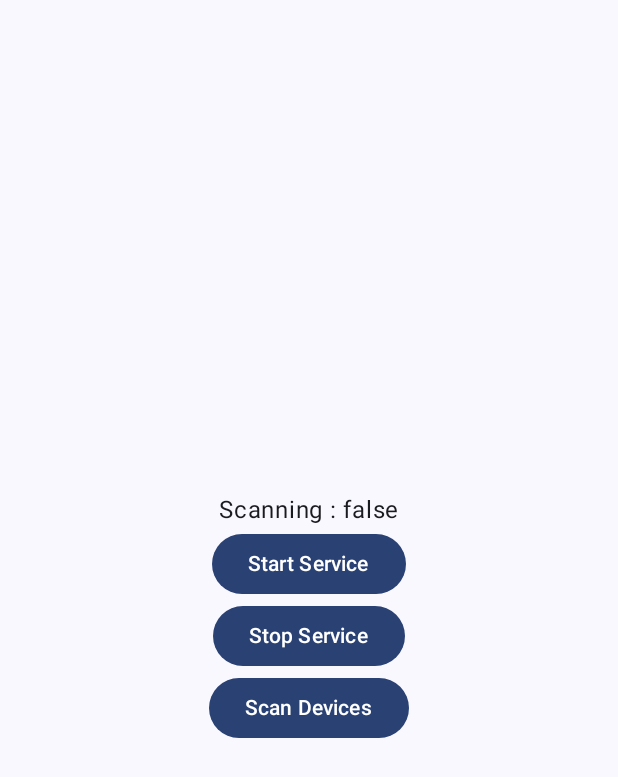
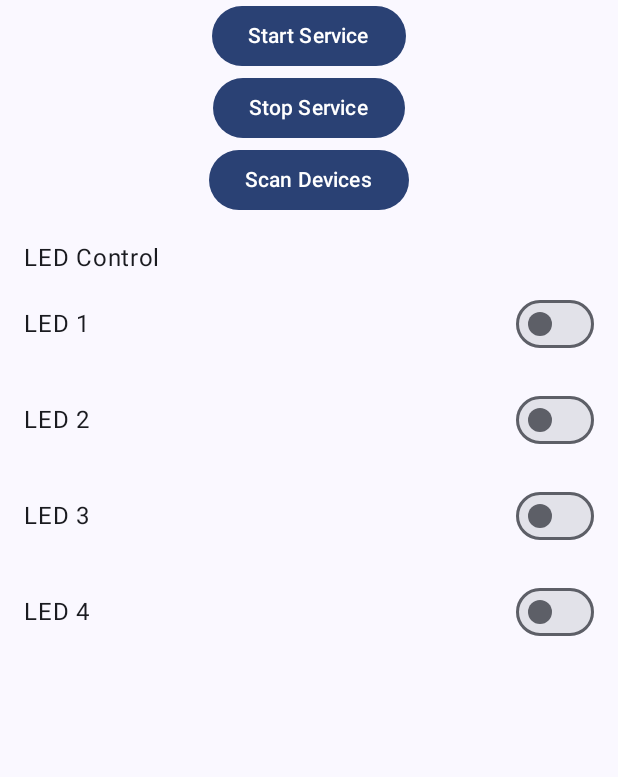
Before and after one commit to jainhardik120/Automation, an Android app built with Jetpack Compose: the screen it shows after launch (MainActivity), after a tap on "Stop Service", on a phone screen of 412 x 824 dp. Shown: the top 777 px of the screen. Run offline under Robolectric (Android 15) with nearby library versions, the light colour scheme and no system bars; our stand-ins replace Dagger/Hilt's generated code.

Commit message:
Updated Service Code with Dependency Injection

```diff
--- a/app/src/main/AndroidManifest.xml
+++ b/app/src/main/AndroidManifest.xml
@@ -29,7 +29,7 @@
         android:theme="@style/Theme.Automation"
         tools:targetApi="31">
         <activity
-            android:name=".MainActivity"
+            android:name=".ui.MainActivity"
             android:exported="true"
             android:theme="@style/Theme.Automation">
             <intent-filter>
@@ -38,7 +38,7 @@
                 <category android:name="android.intent.category.LAUNCHER" />
             </intent-filter>
         </activity>
-        <service android:name=".BleForegroundService"
+        <service android:name=".data.BleForegroundService"
             android:foregroundServiceType="connectedDevice"
             android:exported="false">
 
--- a/app/src/main/java/com/jainhardik120/automation/AutomationApp.kt
+++ b/app/src/main/java/com/jainhardik120/automation/AutomationApp.kt
@@ -5,6 +5,7 @@ import android.app.NotificationChannel
 import android.app.NotificationManager
 import android.content.Context
 import android.os.Build
+import com.jainhardik120.automation.data.BleForegroundService
 import dagger.hilt.android.HiltAndroidApp
 
 
--- /dev/null
+++ b/app/src/main/java/com/jainhardik120/automation/data/ServiceConnector.kt
@@ -0,0 +1,57 @@
+package com.jainhardik120.automation.data
+
+import android.content.ComponentName
+import android.content.Context
+import android.content.Intent
+import android.content.ServiceConnection
+import android.os.IBinder
+import android.util.Log
+import androidx.activity.ComponentActivity.BIND_AUTO_CREATE
+import kotlinx.coroutines.CoroutineScope
+import kotlinx.coroutines.Dispatchers
+import kotlinx.coroutines.flow.MutableStateFlow
+import kotlinx.coroutines.flow.StateFlow
+import kotlinx.coroutines.launch
+
+class ServiceConnector(
+    private val context: Context
+) {
+    private var service: BleForegroundService? = null
+
+    private val _internalServiceState = MutableStateFlow(ServiceState())
+    val serviceState: StateFlow<ServiceState> = _internalServiceState
+
+    fun sendEvent(event: ServiceEvent) = service?.onEvent(event)
+
+    private val connection = object : ServiceConnection {
+        override fun onServiceConnected(p0: ComponentName?, binder: IBinder?) {
+            service = (binder as BleForegroundService.BLEBinder).getService()
+            collectServiceState(binder.state)
+        }
+
+        override fun onServiceDisconnected(p0: ComponentName?) {
+            _internalServiceState.value = ServiceState()
+            service = null
+        }
+    }
+
+    private fun collectServiceState(serviceStateFlow: StateFlow<ServiceState>) {
+        CoroutineScope(Dispatchers.IO).launch {
+            serviceStateFlow.collect { newServiceState ->
+                _internalServiceState.value = newServiceState
+            }
+        }
+    }
+
+    fun startServiceAndBind() {
+        val intent = Intent(context, BleForegroundService::class.java)
+        context.startService(intent)
+        context.bindService(intent, connection, BIND_AUTO_CREATE)
+    }
+
+    fun stopServiceAndUnbind() {
+        context.unbindService(connection)
+        context.stopService(Intent(context, BleForegroundService::class.java))
+    }
+
+}
--- /dev/null
+++ b/app/src/main/java/com/jainhardik120/automation/di/ServiceModule.kt
@@ -0,0 +1,23 @@
+package com.jainhardik120.automation.di
+
+import android.content.Context
+import com.jainhardik120.automation.data.ServiceConnector
+import dagger.Module
+import dagger.Provides
+import dagger.hilt.InstallIn
+import dagger.hilt.android.qualifiers.ApplicationContext
+import dagger.hilt.components.SingletonComponent
+import javax.inject.Singleton
+
+@Module
+@InstallIn(SingletonComponent::class)
+object ServiceModule {
+
+    @Provides
+    @Singleton
+    fun provideServiceConnector(
+        @ApplicationContext context: Context
+    ): ServiceConnector {
+        return ServiceConnector(context)
+    }
+}
--- /dev/null
+++ b/app/src/main/java/com/jainhardik120/automation/ui/LedControlScreen.kt
@@ -0,0 +1,43 @@
+package com.jainhardik120.automation.ui
+
+import androidx.compose.foundation.layout.Column
+import androidx.compose.foundation.layout.Row
+import androidx.compose.foundation.layout.fillMaxSize
+import androidx.compose.foundation.layout.fillMaxWidth
+import androidx.compose.foundation.layout.padding
+import androidx.compose.foundation.lazy.LazyColumn
+import androidx.compose.material3.Switch
+import androidx.compose.material3.Text
+import androidx.compose.runtime.Composable
+import androidx.compose.ui.Alignment
+import androidx.compose.ui.Modifier
+import androidx.compose.ui.unit.dp
+
+@Composable
+fun LedControlScreen(viewModel: LedControlViewModel) {
+    val state = viewModel.state
+    Column(modifier = Modifier.fillMaxSize().padding(16.dp)) {
+        Text(text = "LED Control")
+        LazyColumn {
+            items(state.ledStates.size) { index ->
+                Row(
+                    modifier = Modifier
+                        .fillMaxWidth()
+                        .padding(vertical = 8.dp),
+                    verticalAlignment = Alignment.CenterVertically
+                ) {
+                    Text(
+                        text = "LED ${index + 1}",
+                        modifier = Modifier.weight(1f)
+                    )
+
+                    Switch(
+                        checked = state.ledStates[index],
+                        onCheckedChange = { viewModel.toggleLedState(index) },
+                        modifier = Modifier.padding(start = 16.dp)
+                    )
+                }
+            }
+        }
+    }
+}
--- /dev/null
+++ b/app/src/main/java/com/jainhardik120/automation/ui/LedControlState.kt
@@ -0,0 +1,6 @@
+package com.jainhardik120.automation.ui
+
+data class LedControlState(
+    val numLed: Int = 4,
+    val ledStates: List<Boolean> = listOf()
+)
--- /dev/null
+++ b/app/src/main/java/com/jainhardik120/automation/ui/LedControlViewModel.kt
@@ -0,0 +1,89 @@
+package com.jainhardik120.automation.ui
+
+import android.util.Log
+import androidx.compose.runtime.getValue
+import androidx.compose.runtime.mutableStateOf
+import androidx.compose.runtime.setValue
+import androidx.lifecycle.ViewModel
+import androidx.lifecycle.viewModelScope
+import com.jainhardik120.automation.data.ServiceConnector
+import com.jainhardik120.automation.data.ServiceEvent
+import com.jainhardik120.automation.data.ServiceState
+import dagger.hilt.android.lifecycle.HiltViewModel
+import kotlinx.coroutines.channels.Channel
+import kotlinx.coroutines.flow.MutableStateFlow
+import kotlinx.coroutines.flow.StateFlow
+import kotlinx.coroutines.flow.receiveAsFlow
+import kotlinx.coroutines.launch
+import javax.inject.Inject
+
+@HiltViewModel
+class LedControlViewModel @Inject constructor(
+    private val serviceConnector: ServiceConnector
+) : ViewModel() {
+
+    var state by mutableStateOf(LedControlState())
+
+    var serviceState by mutableStateOf(ServiceState())
+        private set
+
+
+    init {
+        resetLedStates()
+    }
+
+    private fun resetLedStates() {
+        val newLedStates = mutableListOf<Boolean>()
+        for (i in 1..state.numLed) {
+            newLedStates.add(false)
+        }
+        state = state.copy(
+            ledStates = newLedStates
+        )
+    }
+
+    private val TAG = "LedControlViewModel"
+
+
+    fun startService() {
+        serviceConnector.startServiceAndBind()
+        serviceConnector.serviceState?.let { stateFlow ->
+            viewModelScope.launch {
+                stateFlow.collect { newServiceState ->
+                    Log.d(TAG, "new value in viewmodel")
+                    serviceState = newServiceState
+                }
+            }
+        }
+    }
+
+    fun stopService() {
+        serviceConnector.stopServiceAndUnbind()
+    }
+
+    fun scanDevices() {
+        serviceConnector.sendEvent(ServiceEvent.ScanLeDevice)
+    }
+
+    fun connectToDevice(address :String){
+        serviceConnector.sendEvent(ServiceEvent.ConnectToDevice(address))
+    }
+
+    private fun sendData() {
+        serviceConnector.sendEvent(ServiceEvent.UpdateLedStates(state.ledStates))
+    }
+
+    fun toggleLedState(index: Int) {
+        if (index >= state.numLed) {
+            return
+        }
+        val newLedStates = state.ledStates.toMutableList().apply {
+            this[index] = !this[index]
+        }
+        state = state.copy(
+            ledStates = newLedStates
+        )
+        sendData()
+    }
+
+}
--- a/app/src/main/java/com/jainhardik120/automation/MainActivity.kt
+++ b/app/src/main/java/com/jainhardik120/automation/ui/MainActivity.kt
@@ -1,19 +1,14 @@
-package com.jainhardik120.automation
+package com.jainhardik120.automation.ui
 
 import android.Manifest
 import android.annotation.SuppressLint
 import android.bluetooth.BluetoothDevice
-import android.bluetooth.BluetoothManager
-import android.bluetooth.le.ScanCallback
-import android.bluetooth.le.ScanResult
-import android.bluetooth.le.ScanSettings
 import android.content.ComponentName
 import android.content.Intent
 import android.content.ServiceConnection
 import android.os.Build
 import android.os.Bundle
 import android.os.IBinder
-import android.util.Log
 import androidx.activity.ComponentActivity
 import androidx.activity.compose.setContent
 import androidx.activity.enableEdgeToEdge
@@ -27,50 +22,23 @@ import androidx.compose.material3.Button
 import androidx.compose.material3.OutlinedCard
 import androidx.compose.material3.Scaffold
 import androidx.compose.material3.Text
-import androidx.compose.runtime.Composable
+import androidx.compose.runtime.LaunchedEffect
 import androidx.compose.runtime.collectAsState
 import androidx.compose.runtime.getValue
 import androidx.compose.ui.Alignment
 import androidx.compose.ui.Modifier
-import androidx.compose.ui.platform.LocalContext
 import androidx.core.app.ActivityCompat
-import androidx.core.content.getSystemService
+import androidx.hilt.navigation.compose.hiltViewModel
 import androidx.lifecycle.lifecycleScope
+import com.jainhardik120.automation.data.BleForegroundService
 import com.jainhardik120.automation.ui.theme.AutomationTheme
 import dagger.hilt.android.AndroidEntryPoint
 import kotlinx.coroutines.flow.MutableStateFlow
 import kotlinx.coroutines.flow.collectLatest
 import kotlinx.coroutines.launch
 
-
 @AndroidEntryPoint
 class MainActivity : ComponentActivity() {
-
-    private val currentValue = MutableStateFlow(0)
-    val isScanning = MutableStateFlow(false)
-    private val bluetoothDeviceList = MutableStateFlow(emptyList<BluetoothDevice>())
-
-    private var service: BleForegroundService? = null
-    private var isBound = false
-    private var isServiceRunning = false
-
-    private val connection = object : ServiceConnection {
-        override fun onServiceConnected(p0: ComponentName?, binder: IBinder?) {
-            service = (binder as BleForegroundService.BLEBinder).getService()
-            isBound = true
-
-            lifecycleScope.launch {
-                binder.scannedDevices.collectLatest {
-                    bluetoothDeviceList.value = it
-                }
-            }
-        }
-
-        override fun onServiceDisconnected(p0: ComponentName?) {
-            service = null
-            isBound = false
-        }
-    }
 
     @SuppressLint("MissingPermission")
     override fun onCreate(savedInstanceState: Bundle?) {
@@ -90,8 +58,6 @@ class MainActivity : ComponentActivity() {
         }
         enableEdgeToEdge()
         setContent {
-            val isS by isScanning.collectAsState()
-            val dl by bluetoothDeviceList.collectAsState()
             AutomationTheme {
                 Scaffold(modifier = Modifier.fillMaxSize()) { innerPadding ->
                     Column(
@@ -101,72 +67,34 @@ class MainActivity : ComponentActivity() {
                         horizontalAlignment = Alignment.CenterHorizontally,
                         verticalArrangement = Arrangement.Center
                     ) {
-                        Text("Scanning : $isS")
-                        Button(onClick = { startServiceAndBind() }) {
+                        val viewModel: LedControlViewModel = hiltViewModel()
+                        Button(onClick = { viewModel.startService() }) {
                             Text("Start Service")
                         }
-                        Button(onClick = { stopServiceAndUnbind() }) {
+                        Button(onClick = { viewModel.stopService() }) {
                             Text("Stop Service")
                         }
                         Button(onClick = {
-                            service?.scanLeDevice()
+                            viewModel.scanDevices()
                         }) {
                             Text("Scan Devices")
                         }
                         LazyColumn {
-                            itemsIndexed(dl) { index, item ->
+                            itemsIndexed(viewModel.serviceState.deviceList) { index, item ->
                                 OutlinedCard(
                                     onClick = {
-                                        service?.connectToDevice(item.address)
+                                        viewModel.connectToDevice(item.address)
                                     }
                                 ) {
-                                    Text(item.name?:"N/A")
+                                    Text(item.name ?: "N/A")
                                     Text(item.address)
                                 }
                             }
                         }
+                        LedControlScreen(viewModel)
                     }
                 }
             }
         }
     }
-
-    // Method to start the service and bind to it
-    private fun startServiceAndBind() {
-        if (!isServiceRunning) {
-            val intent = Intent(applicationContext, BleForegroundService::class.java).apply {
-                action = BleForegroundService.Actions.START.toString()
-            }
-            startService(intent)
-            isServiceRunning = true
-        }
-        if (!isBound) {
-            val intent = Intent(applicationContext, BleForegroundService::class.java)
-            bindService(intent, connection, BIND_AUTO_CREATE)
-        }
-    }
-
-    // Method to stop the service and unbind from it
-    private fun stopServiceAndUnbind() {
-        if (isServiceRunning) {
-            val intent = Intent(applicationContext, BleForegroundService::class.java).apply {
-                action = BleForegroundService.Actions.STOP.toString()
-            }
-            startService(intent)
-            isServiceRunning = false
-        }
-        if (isBound) {
-            unbindService(connection)
-            isBound = false
-        }
-    }
-
-    override fun onDestroy() {
-        super.onDestroy()
-        // Unbind the service if it's still bound when the activity is destroyed
-        if (isBound) {
-            unbindService(connection)
-            isBound = false
-        }
-    }
 }
```
Also changed, not shown: app/src/main/java/com/jainhardik120/automation/data/BleForegroundService.kt (renamed from app/src/main/java/com/jainhardik120/automation/BleForegroundService.kt, +62 -33 lines), app/src/main/java/com/jainhardik120/automation/data/ServiceEvent.kt (added, +7 -0 lines).
